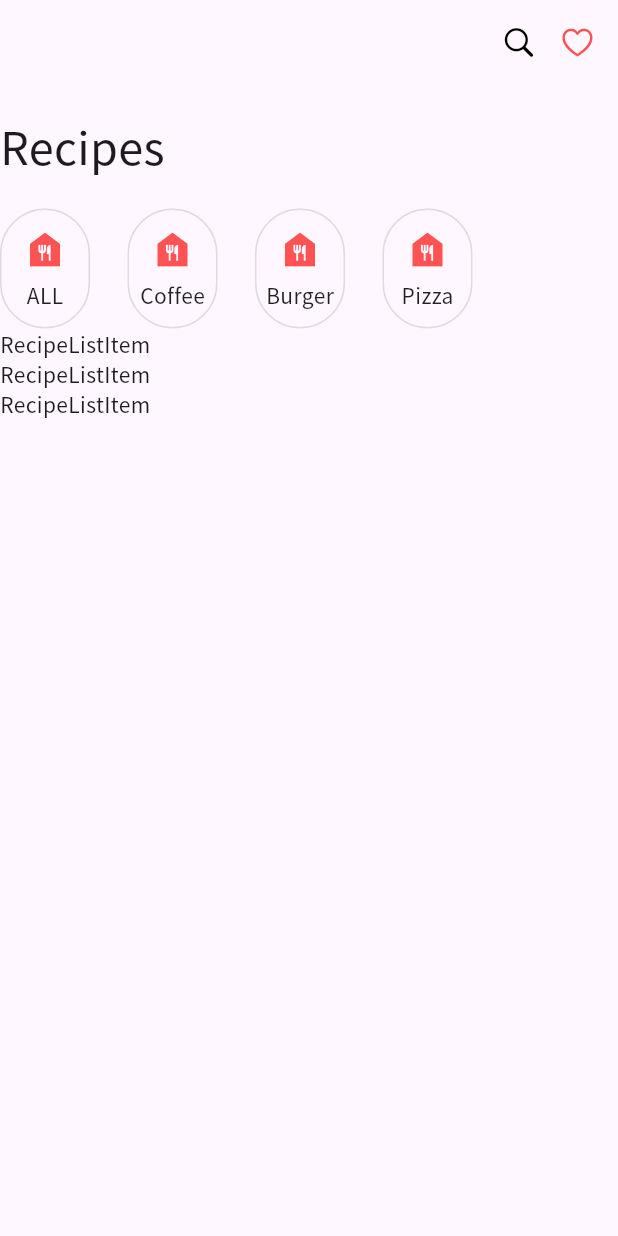
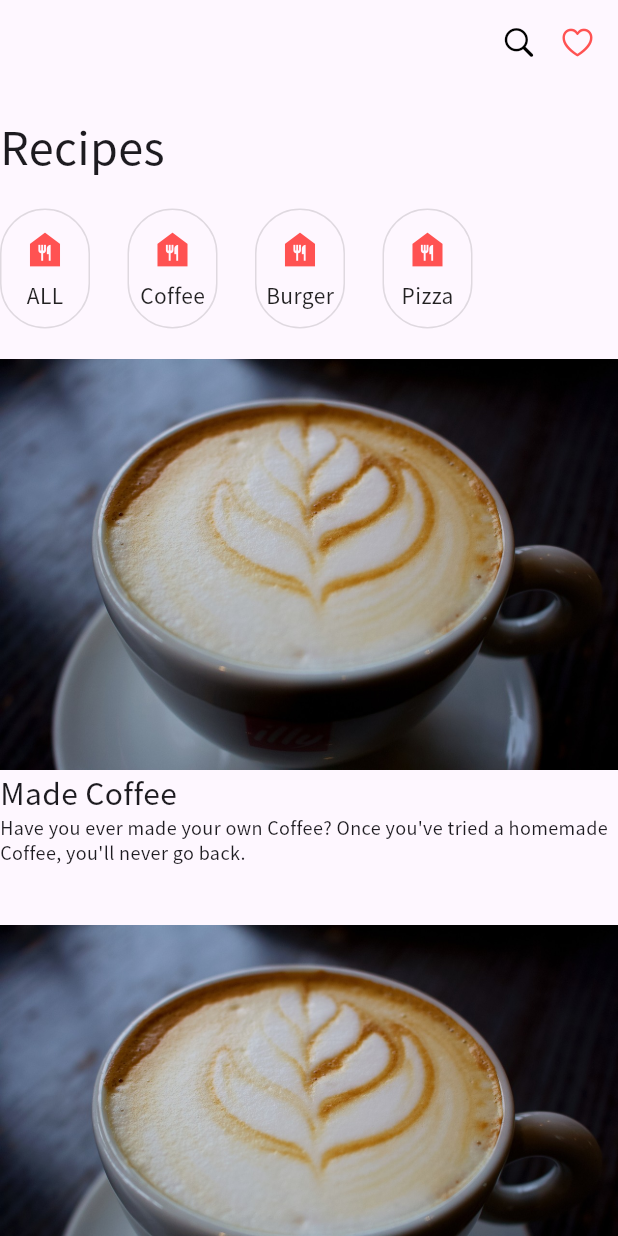
Before and after one commit to ilsong963/flutter_recipe_app, a Flutter app: the screen it shows after launch, on a phone screen of 412 x 824 dp. Run offline on Flutter 3.47's test engine with Material 3 defaults, Android fonts, the phone set to English and light mode, and no system bars.

Commit message:
feat: listItem 생성

```diff
--- a/lib/recipe_list_item.dart
+++ b/lib/recipe_list_item.dart
@@ -5,6 +5,19 @@ class RecipeListItem extends StatelessWidget {
 
   @override
   Widget build(BuildContext context) {
-    return Text("RecipeListItem");
+    return Padding(
+      padding: EdgeInsets.symmetric(vertical: 20),
+      child: Column(
+        crossAxisAlignment: CrossAxisAlignment.start,
+        children: [
+          Image.asset('assets/images/coffee.jpg'),
+          Text('Made Coffee', style: TextStyle(fontSize: 20)),
+          Text(
+            "Have you ever made your own Coffee? Once you've tried a homemade Coffee, you'll never go back.",
+            style: TextStyle(fontSize: 12),
+          ),
+        ],
+      ),
+    );
   }
 }
```
